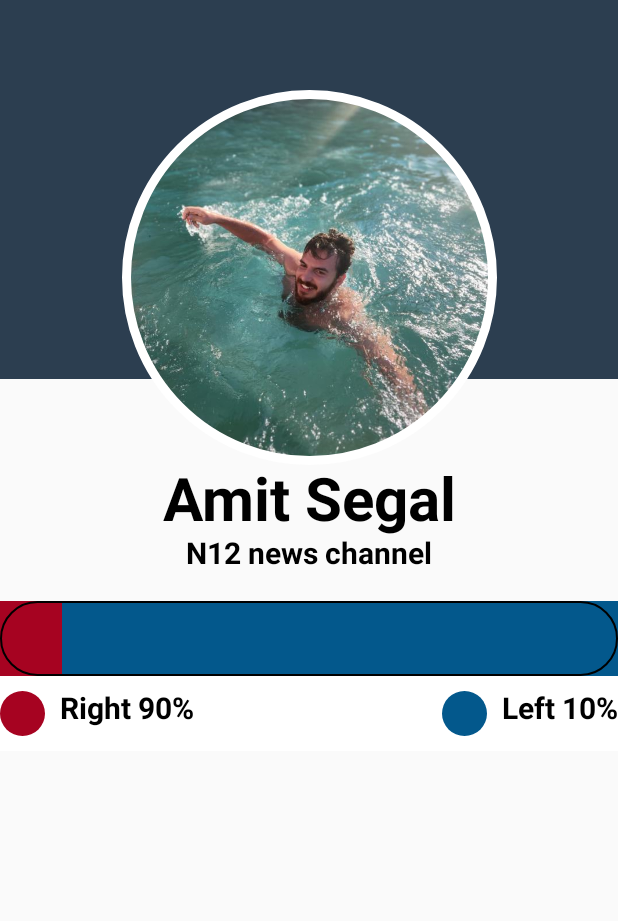
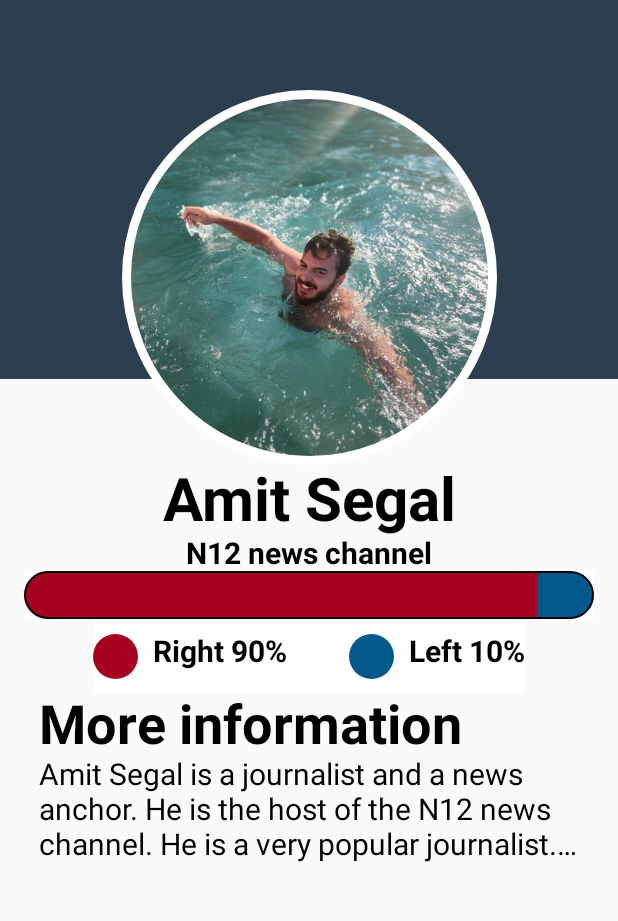
Before and after one commit to dolev146/igprofile, an Android app built with Jetpack Compose: the screen it shows after launch (MainActivity), on a phone screen of 412 x 824 dp, the part 71-992 px from its top. Run offline under Robolectric (Android 15) with nearby library versions, the phone set to English and light mode, and no system bars.

```diff
--- a/app/src/main/java/com/example/igprofile/ProfileScreen.kt
+++ b/app/src/main/java/com/example/igprofile/ProfileScreen.kt
@@ -5,6 +5,7 @@ import androidx.compose.foundation.background
 import androidx.compose.foundation.border
 import androidx.compose.foundation.layout.*
 import androidx.compose.foundation.shape.CircleShape
+import androidx.compose.foundation.shape.RoundedCornerShape
 
 import androidx.compose.material.Icon
 import androidx.compose.material.Text
@@ -33,12 +34,41 @@ fun ProfileScreen() {
             name = "Amit Segal",
             company = "N12 news channel",
         )
-        Spacer(modifier = Modifier.height(20.dp))
+
         // voting bar
         VotingBar(
             leftyPercent = 10, rightyPercent = 90
         )
+        MoreInfo("Amit Segal is a journalist and a news anchor. He is the host of the N12 news channel. He is a very popular journalist. Amit Yitzchak Segal[1] (born Biz in Nisan 5, 1982, April 10, 1982) is an Israeli journalist, radio and television personality. Serves as the political commentator of the news company and a political columnist in the \"Yediot Aharonot\" newspaper. One of the most influential journalists in Israel[2]. Presents Meet the Press on Channel 12 together with Ben Caspit.")
+
     }
+}
+
+@Composable
+fun MoreInfo(information_param: String, modifier: Modifier = Modifier) {
+    Column(modifier = modifier.padding(start = 26.dp , end = 26.dp)) {
+        Text(
+            text = "More information",
+            color = Color.Black,
+            fontSize = 36.sp,
+            fontWeight = FontWeight.Bold
+        )
+
+        Text(
+            text = information_param,
+            fontSize = 20.sp,
+            fontWeight = FontWeight.Normal,
+            color = Color.Black,
+            maxLines = 3,
+            overflow = TextOverflow.Ellipsis
+        )
+    }
+
+
+    //Text(text = "More Information", color = Color.Black, fontSize = 20.sp)
+    //Text(text = information_param, color = Color.Black, fontSize = 20.sp)
+
+
 }
 
 @Composable
@@ -47,37 +77,51 @@ fun VotingBar(
 ) {
     var leftyPercentWeight: Float = (leftyPercent / 10).toFloat()
     var rightyPercentWeight: Float = (rightyPercent / 10).toFloat()
+
+    val shape = RoundedCornerShape(32.dp)
+    Column(
+        Modifier.padding(start = 16.dp, end = 16.dp),
+        horizontalAlignment = Alignment.CenterHorizontally
+    ) {
         Row(
             modifier = modifier
                 .fillMaxWidth()
-            .height(50.dp)
+                .height(32.dp)
                 .background(Color.White)
-            .border(1.dp, Color.Black, CircleShape)
+                .clip(shape)
+                .border(1.dp, Color.Black, shape)
         ) {
             Column(
                 // add rounded corners to the left side
                 modifier = Modifier
                     .background(Color(0xFFA60321))
-                .height(50.dp)
-                .weight(leftyPercentWeight)
-                .clip(CircleShape),
+                    .weight(rightyPercentWeight)
+                    .clip(CircleShape)
+                    .fillMaxHeight(),
                 verticalArrangement = Arrangement.Center,
                 horizontalAlignment = Alignment.CenterHorizontally
-
             ) {
 
             }
             Column(
                 modifier = Modifier
                     .background(Color(0xFF03588C))
-                .height(50.dp)
-                .weight(rightyPercentWeight)
+                    .fillMaxHeight(leftyPercentWeight)
+                    .weight(1f)
                     .clip(CircleShape),
                 verticalArrangement = Arrangement.Center,
                 horizontalAlignment = Alignment.CenterHorizontally
                 // add rounded corners to the right side
-        ) {}
+            ) {
+
             }
+        }
+        // second row
+        // stack over flow https://stackoverflow.com/questions/74619069/what-is-the-attribute-of-the-moddifier-that-i-need-to-change-to-make-the-corners?noredirect=1#comment131712293_74619069
+        Column(
+            Modifier.padding(start = 46.dp, end = 46.dp),
+            horizontalAlignment = Alignment.CenterHorizontally
+        ) {
             Row(
                 modifier = Modifier
                     .fillMaxWidth()
@@ -95,7 +139,9 @@ fun VotingBar(
                     )
                     Spacer(modifier = Modifier.width(10.dp))
                     Text(
-                text = "Right $rightyPercent%", fontSize = 20.sp, fontWeight = FontWeight.Bold
+                        text = "Right $rightyPercent%",
+                        fontSize = 20.sp,
+                        fontWeight = FontWeight.Bold
                     )
                 }
 
@@ -111,10 +157,9 @@ fun VotingBar(
                         text = "Left $leftyPercent%", fontSize = 20.sp, fontWeight = FontWeight.Bold
                     )
                 }
-
-
             }
-
+        }
+    }
 }
 
 @Composable
```
Lines whose indentation alone changed are shown as unchanged.
